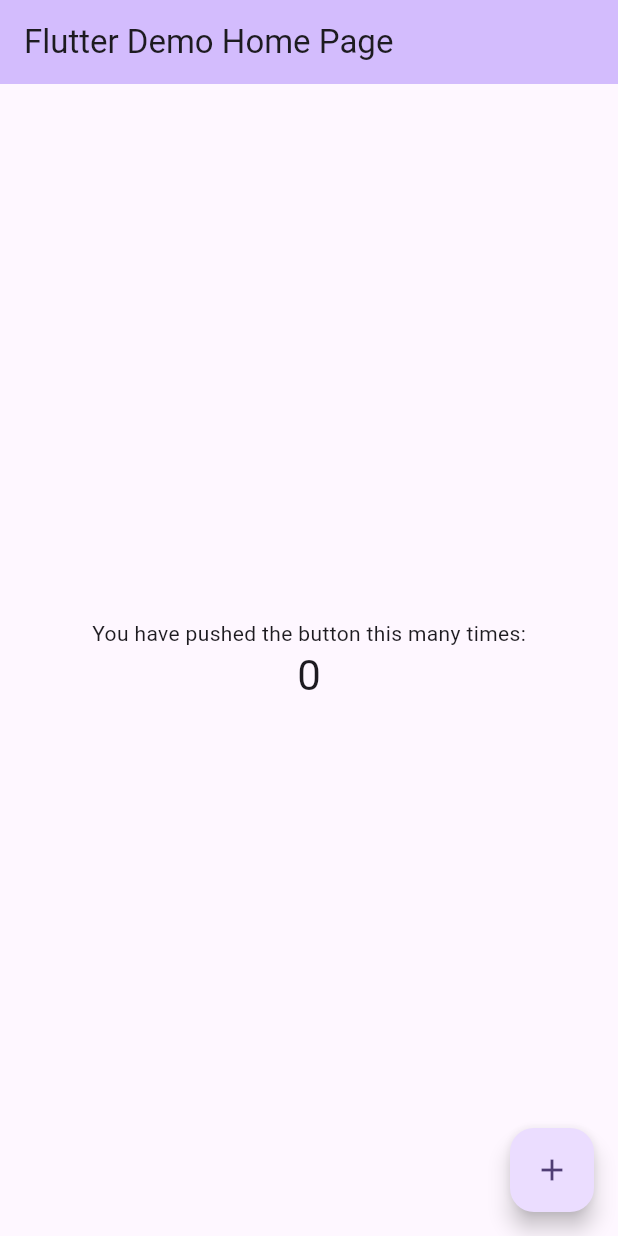
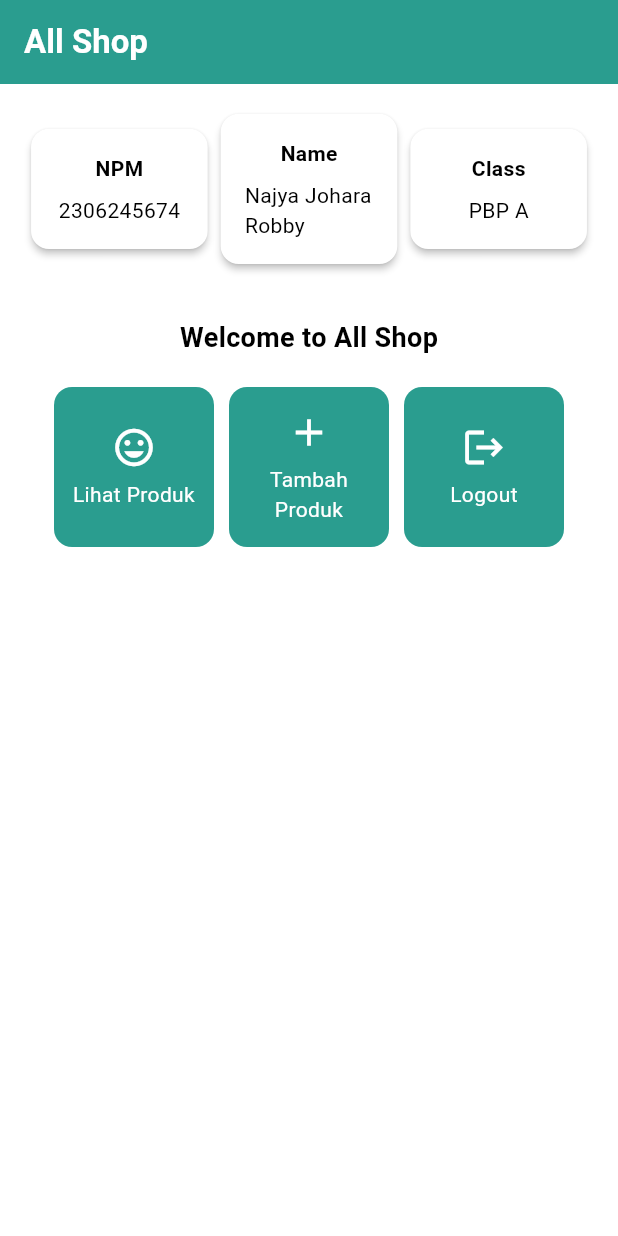
Before and after one commit to nayjohara/all-shop-app, a Flutter app: the screen it shows after launch, on a phone screen of 412 x 824 dp. Run offline on Flutter 3.47's test engine with Material 3 defaults, Android fonts, the phone set to English and light mode, and no system bars.

Commit message:
add menu.dart

```diff
--- a/all_shop/lib/main.dart
+++ b/all_shop/lib/main.dart
@@ -1,4 +1,5 @@
 import 'package:flutter/material.dart';
+import 'package:all_shop/menu.dart';
 
 void main() {
   runApp(const MyApp());
@@ -7,119 +8,17 @@
 class MyApp extends StatelessWidget {
   const MyApp({super.key});
 
-  // This widget is the root of your application.
   @override
   Widget build(BuildContext context) {
     return MaterialApp(
       title: 'Flutter Demo',
       theme: ThemeData(
-        // This is the theme of your application.
-        //
-        // TRY THIS: Try running your application with "flutter run". You'll see
-        // the application has a purple toolbar. Then, without quitting the app,
-        // try changing the seedColor in the colorScheme below to Colors.green
-        // and then invoke "hot reload" (save your changes or press the "hot
-        // reload" button in a Flutter-supported IDE, or press "r" if you used
-        // the command line to start the app).
-        //
-        // Notice that the counter didn't reset back to zero; the application
-        // state is not lost during the reload. To reset the state, use hot
-        // restart instead.
-        //
-        // This works for code too, not just values: Most code changes can be
-        // tested with just a hot reload.
-        colorScheme: ColorScheme.fromSeed(seedColor: Colors.deepPurple),
-        useMaterial3: true,
+        colorScheme: ColorScheme.light(
+          primary: Color(0xFF2A9D8F),
+          secondary: Color(0xFF2A9D8F),
+        ),
       ),
-      home: const MyHomePage(title: 'Flutter Demo Home Page'),
+      home: MyHomePage(),
     );
   }
 }
-
-class MyHomePage extends StatefulWidget {
-  const MyHomePage({super.key, required this.title});
-
-  // This widget is the home page of your application. It is stateful, meaning
-  // that it has a State object (defined below) that contains fields that affect
-  // how it looks.
-
-  // This class is the configuration for the state. It holds the values (in this
-  // case the title) provided by the parent (in this case the App widget) and
-  // used by the build method of the State. Fields in a Widget subclass are
-  // always marked "final".
-
-  final String title;
-
-  @override
-  State<MyHomePage> createState() => _MyHomePageState();
-}
-
-class _MyHomePageState extends State<MyHomePage> {
-  int _counter = 0;
-
-  void _incrementCounter() {
-    setState(() {
-      // This call to setState tells the Flutter framework that something has
-      // changed in this State, which causes it to rerun the build method below
-      // so that the display can reflect the updated values. If we changed
-      // _counter without calling setState(), then the build method would not be
-      // called again, and so nothing would appear to happen.
-      _counter++;
-    });
-  }
-
-  @override
-  Widget build(BuildContext context) {
-    // This method is rerun every time setState is called, for instance as done
-    // by the _incrementCounter method above.
-    //
-    // The Flutter framework has been optimized to make rerunning build methods
-    // fast, so that you can just rebuild anything that needs updating rather
-    // than having to individually change instances of widgets.
-    return Scaffold(
-      appBar: AppBar(
-        // TRY THIS: Try changing the color here to a specific color (to
-        // Colors.amber, perhaps?) and trigger a hot reload to see the AppBar
-        // change color while the other colors stay the same.
-        backgroundColor: Theme.of(context).colorScheme.inversePrimary,
-        // Here we take the value from the MyHomePage object that was created by
-        // the App.build method, and use it to set our appbar title.
-        title: Text(widget.title),
-      ),
-      body: Center(
-        // Center is a layout widget. It takes a single child and positions it
-        // in the middle of the parent.
-        child: Column(
-          // Column is also a layout widget. It takes a list of children and
-          // arranges them vertically. By default, it sizes itself to fit its
-          // children horizontally, and tries to be as tall as its parent.
-          //
-          // Column has various properties to control how it sizes itself and
-          // how it positions its children. Here we use mainAxisAlignment to
-          // center the children vertically; the main axis here is the vertical
-          // axis because Columns are vertical (the cross axis would be
-          // horizontal).
-          //
-          // TRY THIS: Invoke "debug painting" (choose the "Toggle Debug Paint"
-          // action in the IDE, or press "p" in the console), to see the
-          // wireframe for each widget.
-          mainAxisAlignment: MainAxisAlignment.center,
-          children: <Widget>[
-            const Text(
-              'You have pushed the button this many times:',
-            ),
-            Text(
-              '$_counter',
-              style: Theme.of(context).textTheme.headlineMedium,
-            ),
-          ],
-        ),
-      ),
-      floatingActionButton: FloatingActionButton(
-        onPressed: _incrementCounter,
-        tooltip: 'Increment',
-        child: const Icon(Icons.add),
-      ), // This trailing comma makes auto-formatting nicer for build methods.
-    );
-  }
-}
--- /dev/null
+++ b/all_shop/lib/menu.dart
@@ -0,0 +1,185 @@
+import 'package:flutter/material.dart';
+class MyHomePage extends StatelessWidget {
+  MyHomePage({super.key});
+
+  final List<ItemHomepage> items = [
+    ItemHomepage("Lihat Produk", Icons.mood),
+    ItemHomepage("Tambah Produk", Icons.add),
+    ItemHomepage("Logout", Icons.logout),
+  ];
+
+  @override
+  Widget build(BuildContext context) {
+    final String npm = '2306245674';
+    final String name = 'Najya Johara Robby';
+    final String className = 'PBP A';
+    return Scaffold(
+      // AppBar adalah bagian atas halaman yang menampilkan judul.
+      appBar: AppBar(
+        // Judul aplikasi "Mental Health Tracker" dengan teks putih dan tebal.
+        title: const Text(
+          'All Shop',
+          style: TextStyle(
+            color: Colors.white,
+            fontWeight: FontWeight.bold,
+          ),
+        ),
+        // Warna latar belakang AppBar diambil dari skema warna tema aplikasi.
+        backgroundColor: Theme.of(context).colorScheme.primary,
+      ),
+      // Body halaman dengan padding di sekelilingnya.
+      body: Padding(
+        padding: const EdgeInsets.all(16.0),
+        // Menyusun widget secara vertikal dalam sebuah kolom.
+        child: Column(
+          crossAxisAlignment: CrossAxisAlignment.center,
+          children: [
+            // Row untuk menampilkan 3 InfoCard secara horizontal.
+            Row(
+              mainAxisAlignment: MainAxisAlignment.spaceEvenly,
+              children: [
+                InfoCard(title: 'NPM', content: npm),
+                InfoCard(title: 'Name', content: name),
+                InfoCard(title: 'Class', content: className),
+              ],
+            ),
+
+            // Memberikan jarak vertikal 16 unit.
+            const SizedBox(height: 16.0),
+
+            // Menempatkan widget berikutnya di tengah halaman.
+            Center(
+              child: Column(
+                // Menyusun teks dan grid item secara vertikal.
+
+                children: [
+                  // Menampilkan teks sambutan dengan gaya tebal dan ukuran 18.
+                  const Padding(
+                    padding: EdgeInsets.only(top: 16.0),
+                    child: Text(
+                      'Welcome to All Shop',
+                      style: TextStyle(
+                        fontWeight: FontWeight.bold,
+                        fontSize: 18.0,
+                      ),
+                    ),
+                  ),
+
+                  // Grid untuk menampilkan ItemCard dalam bentuk grid 3 kolom.
+                  GridView.count(
+                    primary: true,
+                    padding: const EdgeInsets.all(20),
+                    crossAxisSpacing: 10,
+                    mainAxisSpacing: 10,
+                    crossAxisCount: 3,
+                    // Agar grid menyesuaikan tinggi kontennya.
+                    shrinkWrap: true,
+
+                    // Menampilkan ItemCard untuk setiap item dalam list items.
+                    children: items.map((ItemHomepage item) {
+                      return ItemCard(item);
+                    }).toList(),
+                  ),
+                ],
+              ),
+            ),
+          ],
+        ),
+      ),
+    );
+  }
+}
+
+class InfoCard extends StatelessWidget {
+  // Kartu informasi yang menampilkan title dan content.
+
+  final String title;  // Judul kartu.
+  final String content;  // Isi kartu.
+
+  const InfoCard({super.key, required this.title, required this.content});
+
+  @override
+  Widget build(BuildContext context) {
+    return Card(
+      // Membuat kotak kartu dengan bayangan dibawahnya.
+      elevation: 2.0,
+      child: Container(
+        // Mengatur ukuran dan jarak di dalam kartu.
+        width: MediaQuery.of(context).size.width / 3.5, // menyesuaikan dengan lebar device yang digunakan.
+        padding: const EdgeInsets.all(16.0),
+        // Menyusun title dan content secara vertikal.
+        child: Column(
+          children: [
+            Text(
+              title,
+              style: const TextStyle(fontWeight: FontWeight.bold),
+            ),
+            const SizedBox(height: 8.0),
+            Text(content),
+          ],
+        ),
+      ),
+    );
+  }
+}
+
+class ItemHomepage {
+     final String name;
+     final IconData icon;
+
+     ItemHomepage(this.name, this.icon);
+ }
+
+class ItemCard extends StatelessWidget {
+  // Menampilkan kartu dengan ikon dan nama.
+
+  final ItemHomepage item;
+
+  const ItemCard(this.item, {super.key});
+
+  @override
+  Widget build(BuildContext context) {
+    return Material(
+      // Menentukan warna latar belakang dari tema aplikasi.
+      color: Theme.of(context).colorScheme.secondary,
+      // Membuat sudut kartu melengkung.
+      borderRadius: BorderRadius.circular(12),
+
+      child: InkWell(
+        // Aksi ketika kartu ditekan.
+        onTap: () {
+          // Menampilkan pesan SnackBar saat kartu ditekan.
+          ScaffoldMessenger.of(context)
+            ..hideCurrentSnackBar()
+            ..showSnackBar(
+              SnackBar(content: Text("Kamu telah menekan tombol ${item.name}!"))
+            );
+        },
+        // Container untuk menyimpan Icon dan Text
+        child: Container(
+          padding: const EdgeInsets.all(8),
+          child: Center(
+            child: Column(
+              // Menyusun ikon dan teks di tengah kartu.
+              mainAxisAlignment: MainAxisAlignment.center,
+              children: [
+                Icon(
+                  item.icon,
+                  color: Colors.white,
+                  size: 30.0,
+                ),
+                const Padding(padding: EdgeInsets.all(3)),
+                Text(
+                  item.name,
+                  textAlign: TextAlign.center,
+                  style: const TextStyle(color: Colors.white),
+                ),
+              ],
+            ),
+          ),
+        ),
+      ),
+    );
+  }
+
+}
```
